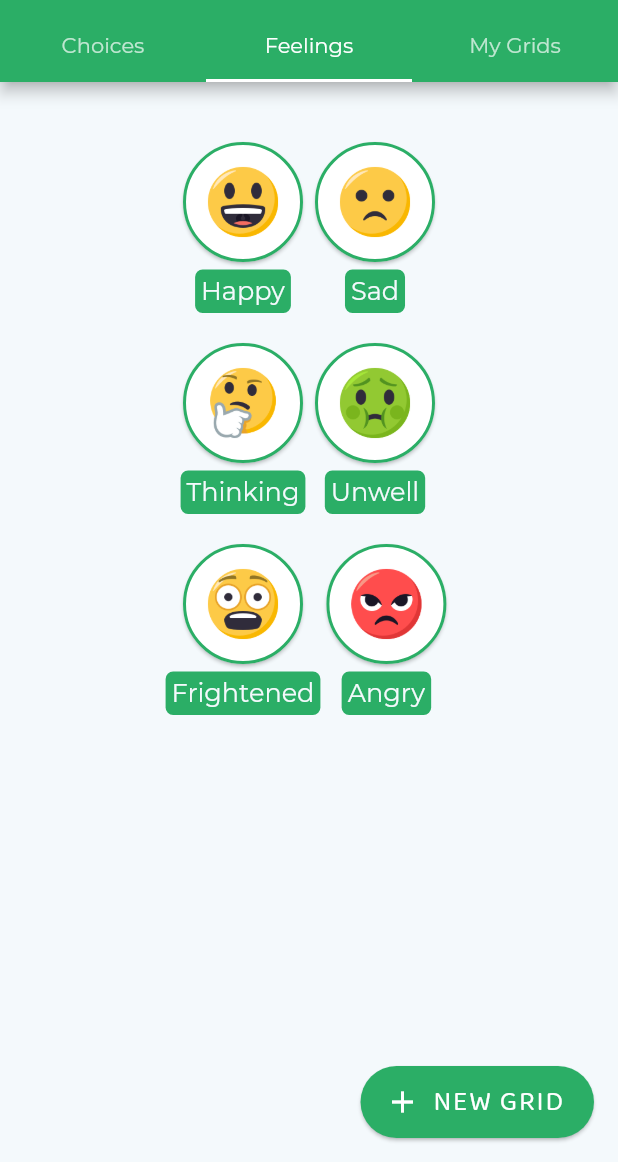
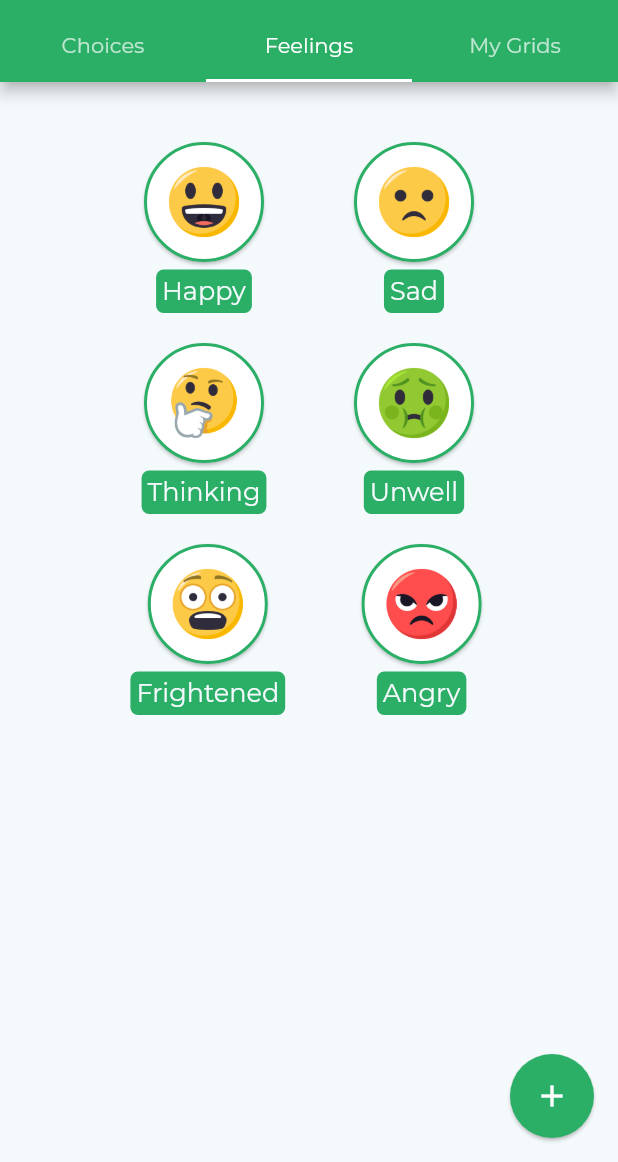
Before and after one commit to attilavago/give_me_voice, a Flutter app: the TabsScreen screen opened by its route, tab 2 chosen, on a phone screen of 412 x 824 dp, the part 74-1236 px from its top. Run offline on Flutter 3.47's test engine with Material 2 defaults, Android fonts, the phone set to English and light mode, and no system bars; our stand-ins replace flutter_tts, sqflite; accounts and stored records are empty; project files that could hold a hidden picture were left out.

Commit message:
small layout fixes

```diff
--- a/lib/screens/feelings_screen.dart
+++ b/lib/screens/feelings_screen.dart
@@ -23,7 +23,7 @@ class FeelingsScreen extends StatelessWidget {
         crossAxisAlignment: CrossAxisAlignment.center,
         children: <Widget>[
           Row(
-            mainAxisAlignment: MainAxisAlignment.center,
+            mainAxisAlignment: MainAxisAlignment.spaceEvenly,
             children: <Widget>[
               Column(
                 children: <Widget>[
@@ -55,7 +55,7 @@ class FeelingsScreen extends StatelessWidget {
           ),
           SizedBox(height: 20.0),
           Row(
-            mainAxisAlignment: MainAxisAlignment.center,
+            mainAxisAlignment: MainAxisAlignment.spaceEvenly,
             children: <Widget>[
               Column(
                 children: <Widget>[
@@ -87,7 +87,7 @@ class FeelingsScreen extends StatelessWidget {
           ),
           SizedBox(height: 20.0),
           Row(
-            mainAxisAlignment: MainAxisAlignment.center,
+            mainAxisAlignment: MainAxisAlignment.spaceEvenly,
             children: <Widget>[
               Column(
                 children: <Widget>[
--- a/lib/screens/tabs_screen.dart
+++ b/lib/screens/tabs_screen.dart
@@ -39,10 +39,9 @@ class _TabsScreenState extends State<TabsScreen> {
             GridsScreen(),
           ],
         ),
-        floatingActionButton: FloatingActionButton.extended(
+        floatingActionButton: FloatingActionButton(
             elevation: 1.0,
-            icon: Icon(Icons.add),
-            label: Text('NEW GRID'),
+            child: Icon(Icons.add),
             onPressed: () {
               showModalBottomSheet(
                 isScrollControlled: true,
```
Also changed, not shown: lib/screens/grid_screen.dart (+7 -3 lines).
